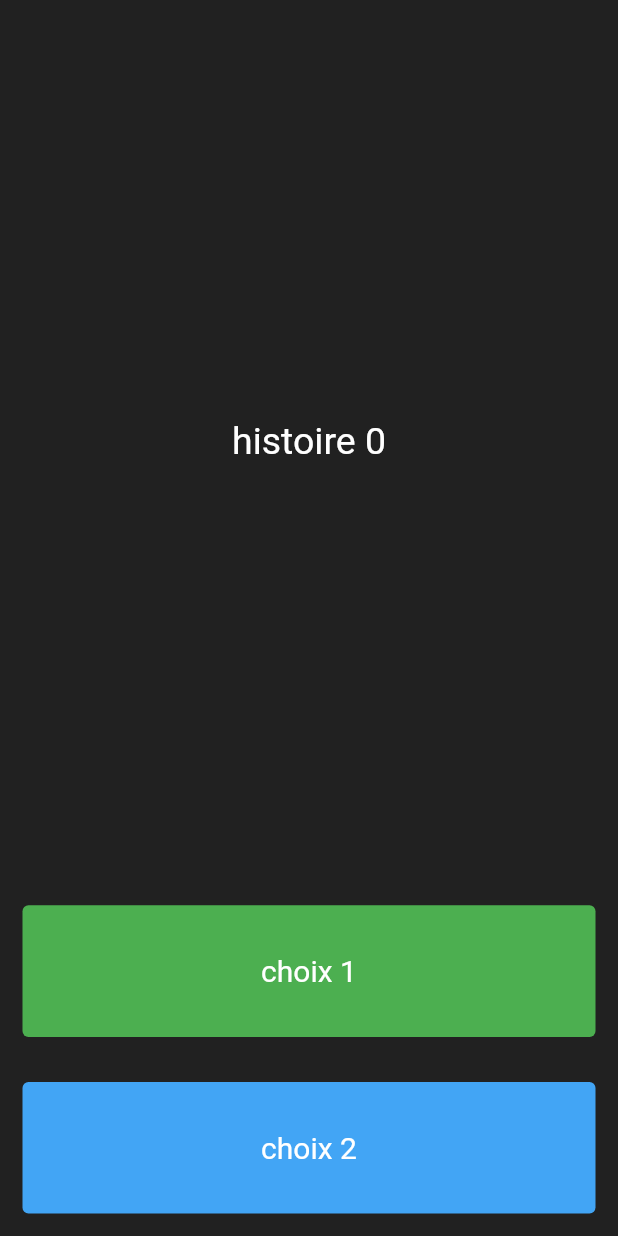
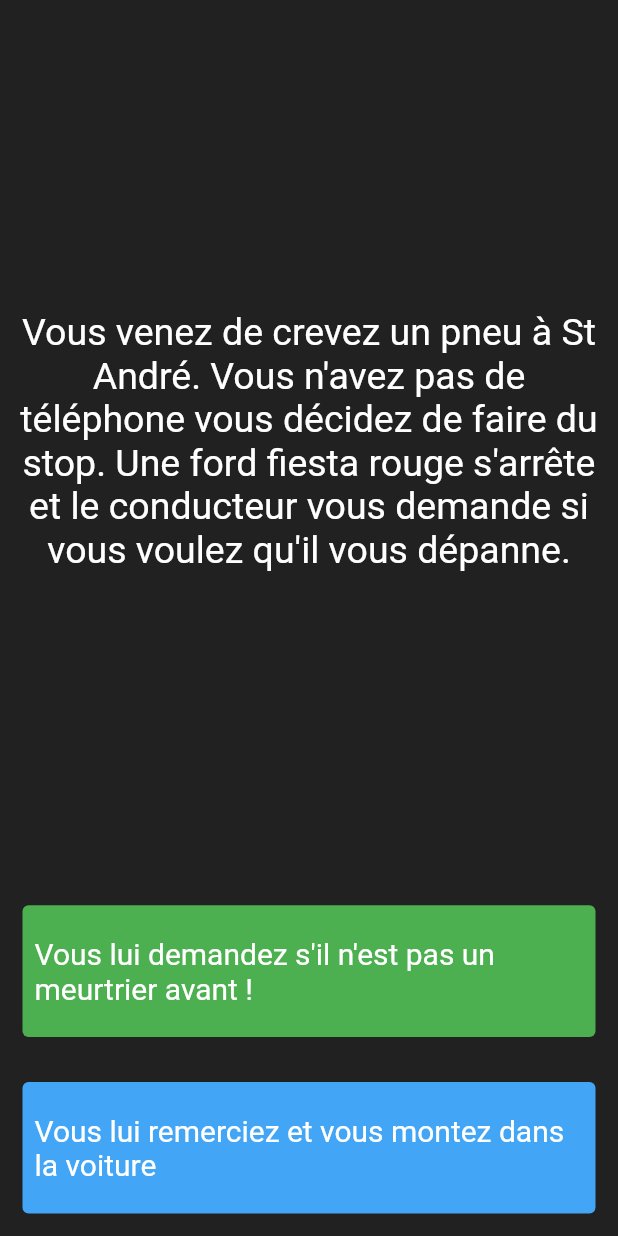
Before and after one commit to imaho-ivou/challenge2, a Flutter app: the screen it shows after launch, on a phone screen of 412 x 824 dp. Run offline on Flutter 3.47's test engine with Material 2 defaults, Android fonts, the phone set to English and light mode, and no system bars.

Commit message:
mise a jour des enonces et des choix

```diff
--- a/lib/mainBrain.dart
+++ b/lib/mainBrain.dart
@@ -2,12 +2,27 @@ import 'hist.dart';
 
 class MainBrain {
   List<Hist> histoire = [
-    Hist('histoire 0', 'choix 1', 'choix 2'),
-    Hist('histoire 1', 'choix 1', 'choix 2'),
-    Hist('histoire 2', 'choix 1', 'choix 2'),
-    Hist('histoire 3', 'choix 1', 'choix 2'),
-    Hist('histoire 4', 'choix 1', 'choix 2'),
-    Hist('histoire 5', 'choix 1', 'choix 2')
+    Hist(
+        "Vous venez de crevez un pneu à St André. Vous n'avez pas de téléphone vous décidez de faire du stop. Une ford fiesta rouge s'arrête et le conducteur vous demande si vous voulez qu'il vous dépanne.",
+        "Vous lui demandez s'il n'est pas un meurtrier avant !",
+        "Vous lui remerciez et vous montez dans la voiture"),
+    Hist(
+        "Il acquiesce de la tête sans faire attention à la question.",
+        "Attends, mais je sais comment changer un pneu voyons !",
+        "Au moins il est honnête. Vous montez ! "),
+    Hist(
+        "Lorsqu'il commence à conduire, il vous demande d'ouvrir la boite à gant. À l’intérieur, vous trouverez un couteau ensanglanté, deux doigts coupés et un CD de T-Matt.",
+        " C'est lui ou moi, je prends le couteau et je le poignarde.",
+        "J'adore T-Matt, je lui donne le CD."),
+    Hist(" Woaw ! Quelle évasion ! ", " Recommencer", ''),
+    Hist(
+        "En traversant la route du littoral, vous réfléchissez à la sagesse douteuse de poignarder quelqu’un pendant qu’il conduit une voiture dans laquelle vous êtes.",
+        "Recommencer",
+        ""),
+    Hist(
+        "Vous vous faites un bon dalon et vous chantez le dernier son de T-matt ensemble. Il vous dépose à Cambaie et il vous demande si vous connaissez un bon endroit pour jeter un corps.",
+        "Recommencer",
+        "")
   ];
 
   int compteur = 0;
```
